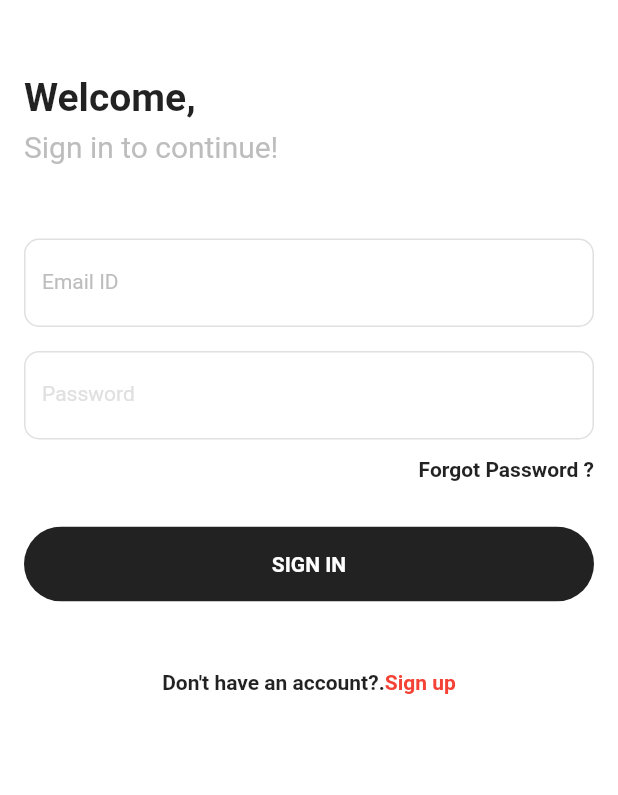
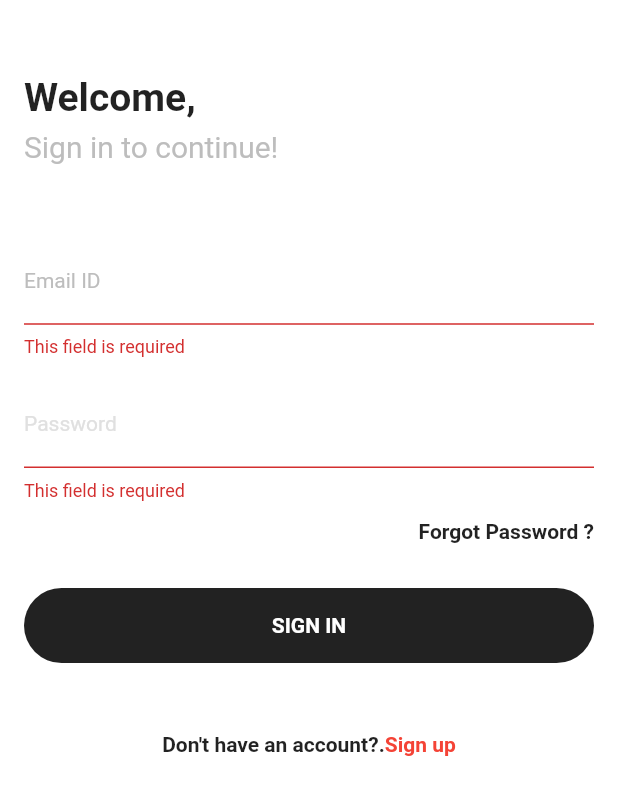
Before and after one commit to AdrianWest97/police-report-mobile, a Flutter app: the screen it shows after launch, after a tap on "SIGN IN", on a phone screen of 412 x 824 dp. Shown: the top 795 px of the screen. Run offline on Flutter 3.47's test engine with Material 2 defaults, Android fonts, the phone set to English and light mode, and no system bars.

Commit message:
login register validation

```diff
--- a/lib/modules/login_page.dart
+++ b/lib/modules/login_page.dart
@@ -3,6 +3,7 @@ import 'package:flutter/material.dart';
 import 'package:prms/modules/signup_page.dart';
 
 class LoginPage extends StatelessWidget {
+  final _formKey = GlobalKey<FormState>();
   @override
   Widget build(BuildContext context) {
     return Scaffold(
@@ -39,9 +40,18 @@ class LoginPage extends StatelessWidget {
                 SizedBox(
                   height: 50,
                 ),
-                Column(
+                Form(
+                  key: _formKey,
+                  child: Column(
                     children: <Widget>[
-                    TextField(
+                      TextFormField(
+                        validator: (value) {
+                          if (value.isEmpty) {
+                            return 'This field is required';
+                          }
+                          return null;
+                        },
+                        keyboardType: TextInputType.emailAddress,
                         decoration: InputDecoration(
                           labelText: "Email ID",
                           labelStyle: TextStyle(
@@ -62,7 +72,13 @@ class LoginPage extends StatelessWidget {
                       SizedBox(
                         height: 16,
                       ),
-                    TextField(
+                      TextFormField(
+                        validator: (value) {
+                          if (value.isEmpty) {
+                            return "This field is required";
+                          }
+                          return null;
+                        },
                         obscureText: true,
                         decoration: InputDecoration(
                           labelText: "Password",
@@ -100,7 +116,10 @@ class LoginPage extends StatelessWidget {
                         width: double.infinity,
                         child: FlatButton(
                           onPressed: () {
+                            //return true if form is valid
+                            if (_formKey.currentState.validate()) {
                               _login();
+                            }
                           },
                           padding: EdgeInsets.all(0),
                           child: Ink(
@@ -132,6 +151,7 @@ class LoginPage extends StatelessWidget {
                         height: 30,
                       ),
                     ],
+                  ),
                 ),
                 Padding(
                   padding: EdgeInsets.only(bottom: 10),
```
Also changed, not shown: lib/modules/signup_page.dart (+41 -7 lines). Lines whose indentation alone changed are shown as unchanged.
